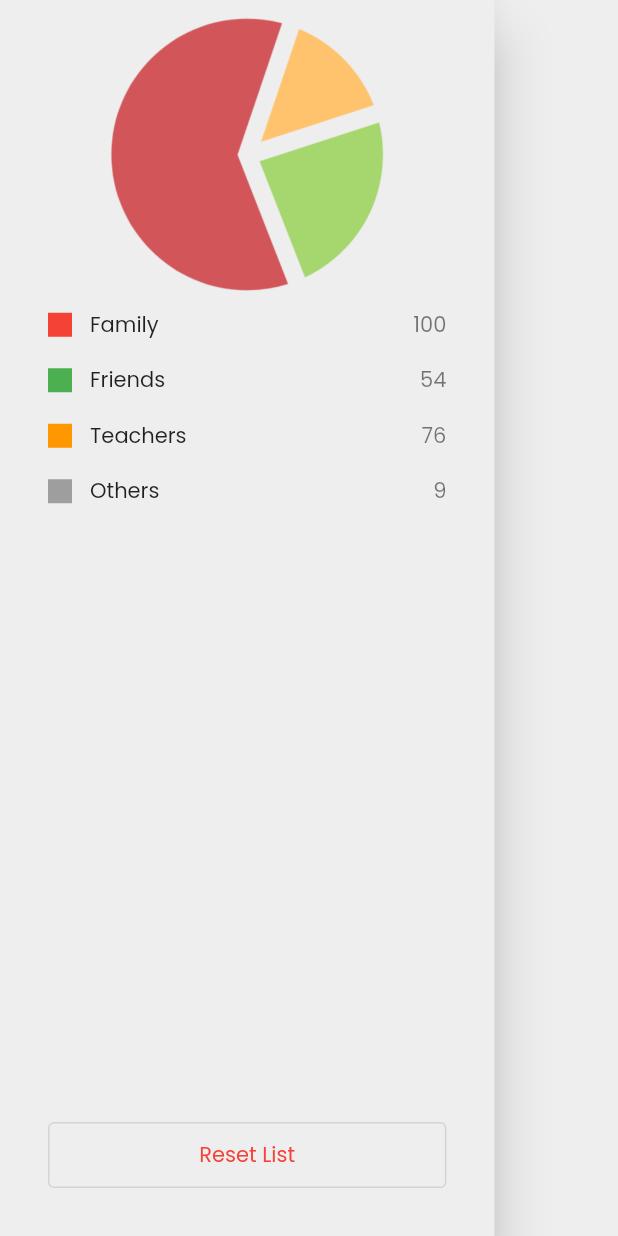
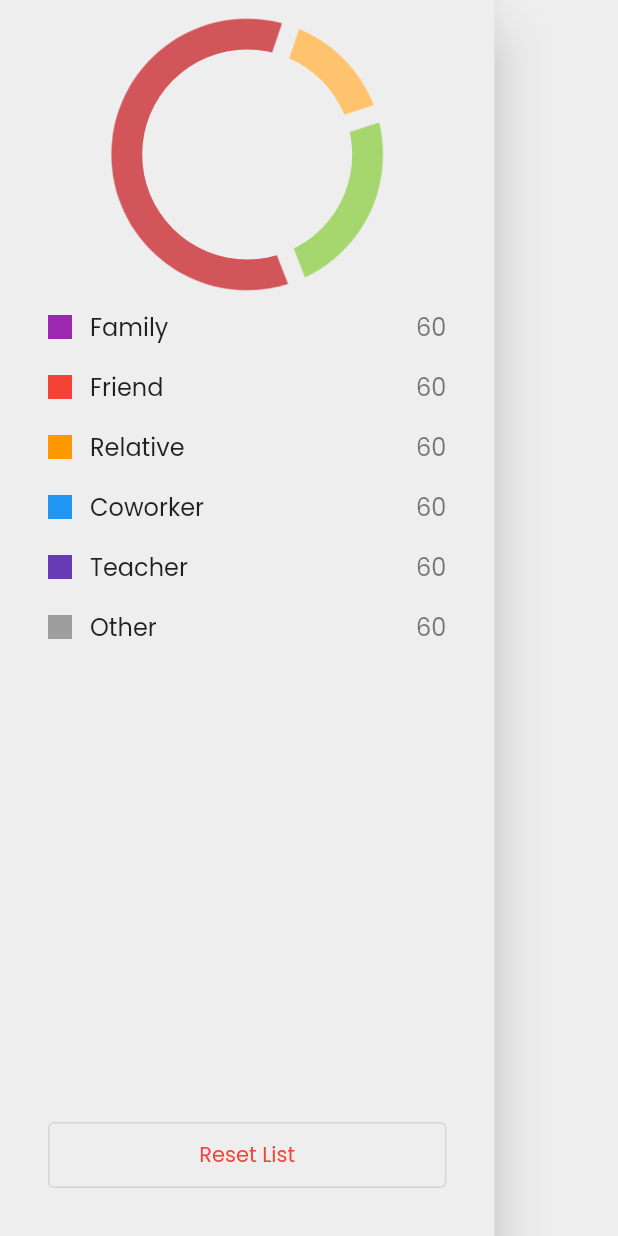
Before and after one commit to BishalTamangDev/linklocker_flutter, a Flutter app: the CustomDrawerWidget widget shown alone on an empty page, opened directly, on a phone screen of 412 x 824 dp. Run offline on Flutter 3.47's test engine with Material 3 defaults, Android fonts, the phone set to English and light mode, and no system bars; our stand-ins replace go_router, qr_flutter, sqflite; accounts and stored records are empty.

Commit message:
drawer contact category initiatedm, link edit initated

```diff
--- a/lib/config/routes/routes.dart
+++ b/lib/config/routes/routes.dart
@@ -63,7 +63,8 @@
           GoRoute(
             path: '/view',
             pageBuilder: (context, state) {
-              final Map<String, dynamic> link = state.extra as Map<String, dynamic>;
+              final Map<String, dynamic> link =
+                  state.extra as Map<String, dynamic>;
               return CustomTransitionPage(
                 child: ViewLinkPage(
                   link: link,
@@ -80,11 +81,11 @@
             ),
           ),
           GoRoute(
-            path: '/edit/:id',
+            path: '/edit',
             pageBuilder: (context, state) {
-              final int id = int.parse(state.pathParameters['id']!);
+              var linkData = state.extra as Map<String, dynamic>;
               return CustomTransitionPage(
-                child: AddLinkPage(task: "edit", id: id),
+                child: AddLinkPage(task: "edit", data: linkData),
                 transitionsBuilder: immediateTransitionBuilder,
               );
             },
--- a/lib/core/constants/app_constants.dart
+++ b/lib/core/constants/app_constants.dart
@@ -20,4 +20,13 @@
     'teacher',
     'other',
   ];
+
+  static List<Map<String, Color>> categoryColor = [
+    {'family': Colors.purple},
+    {'friend': Colors.red},
+    {'relative': Colors.orange},
+    {'coworker': Colors.blue},
+    {'teacher': Colors.deepPurple},
+    {'other': Colors.grey},
+  ];
 }
--- a/lib/core/constants/app_functions.dart
+++ b/lib/core/constants/app_functions.dart
@@ -1,4 +1,6 @@
+import 'package:flutter/material.dart';
 import 'package:intl/intl.dart';
+import 'package:linklocker/core/constants/app_constants.dart';
 
 class AppFunctions {
   static String getFormattedDate(DateTime dateTime) =>
@@ -42,4 +44,12 @@
 
     return finalString;
   }
+
+//   category color
+  static Color getCategoryColor(String title) {
+    Map<String, dynamic> categoryMap = AppConstants.categoryColor.firstWhere(
+        (map) => map.containsKey(title),
+        orElse: () => {title: Colors.grey});
+    return categoryMap[title];
+  }
 }
--- a/lib/features/data/source/local/local_data_source.dart
+++ b/lib/features/data/source/local/local_data_source.dart
@@ -275,8 +275,6 @@
     List<Map<String, dynamic>> mutableData =
         data.map((datum) => {...datum}).toList();
 
-    developer.log("Final data :: $mutableData");
-
     for (var datum in mutableData) {
       // fetch contacts
       datum['contacts'] = await getContacts(datum['link_id']);
--- a/lib/features/presentation/home/home_page.dart
+++ b/lib/features/presentation/home/home_page.dart
@@ -26,8 +26,8 @@
   var localDataSource = LocalDataSource.getInstance();
 
   // future data
-  late Future<List<Map<dynamic, dynamic>>> _linkList;
-  late Future<List<Map<dynamic, dynamic>>> _contactLists;
+  late Future<List<Map<String, dynamic>>> _linkList;
+  late Future<List<Map<String, dynamic>>> _contactLists;
 
   @override
   void initState() {
--- a/lib/features/presentation/home/widgets/custom_drawer_widget.dart
+++ b/lib/features/presentation/home/widgets/custom_drawer_widget.dart
@@ -1,9 +1,27 @@
+import 'dart:math';
+
 import 'package:flutter/material.dart';
+import 'package:linklocker/core/constants/app_constants.dart';
+import 'package:linklocker/features/data/source/local/local_data_source.dart';
+import 'package:linklocker/features/presentation/home/widgets/drawer_category_widget.dart';
 
 import '../../../../config/themes/theme_constants.dart';
 
-class CustomDrawerWidget extends StatelessWidget {
+class CustomDrawerWidget extends StatefulWidget {
   const CustomDrawerWidget({super.key});
+
+  @override
+  State<CustomDrawerWidget> createState() => _CustomDrawerWidgetState();
+}
+
+class _CustomDrawerWidgetState extends State<CustomDrawerWidget> {
+  late Future<List<Map<String, dynamic>>> _chartData;
+
+  @override
+  void initState() {
+    super.initState();
+    _chartData = LocalDataSource.getInstance().getLinks();
+  }
 
   @override
   Widget build(BuildContext context) {
@@ -24,9 +42,18 @@
                     SizedBox(height: mediaQuery.padding.top * 2),
                     SizedBox(
                       width: mediaQuery.size.width / 2,
-                      child: Image.asset('assets/images/pie_chart.png'),
+                      child: Stack(
+                        alignment: Alignment.center,
+                        children: [
+                          Image.asset('assets/images/pie_chart.png'),
+                          CircleAvatar(
+                            radius: 70.0,
+                            backgroundColor: Theme.of(context).canvasColor,
+                          ),
+                        ],
+                      ),
                     ),
-                    SizedBox(height: mediaQuery.padding.top),
+                    SizedBox(height: mediaQuery.padding.top * 1.5),
                   ],
                 ),
               ),
@@ -38,108 +65,11 @@
                   spacing: 16.0,
                   crossAxisAlignment: CrossAxisAlignment.start,
                   children: [
-                    // family
-                    Row(
-                      spacing: 12.0,
-                      mainAxisAlignment: MainAxisAlignment.spaceBetween,
-                      children: [
-                        Container(
-                          height: 16.0,
-                          width: 16.0,
-                          color: Colors.red,
-                        ),
-                        Expanded(
-                          child: Text(
-                            "Family",
-                            style: textTheme.titleLarge,
-                          ),
-                        ),
-                        Opacity(
-                          opacity: 0.6,
-                          child: Text(
-                            "100",
-                            style: textTheme.titleLarge,
-                          ),
-                        ),
-                      ],
-                    ),
-
-                    //   friend
-                    Row(
-                      spacing: 12.0,
-                      mainAxisAlignment: MainAxisAlignment.spaceBetween,
-                      children: [
-                        Container(
-                          height: 16.0,
-                          width: 16.0,
-                          color: Colors.green,
-                        ),
-                        Expanded(
-                          child: Text(
-                            "Friends",
-                            style: textTheme.titleLarge,
-                          ),
-                        ),
-                        Opacity(
-                          opacity: 0.6,
-                          child: Text(
-                            "54",
-                            style: textTheme.titleLarge,
-                          ),
-                        ),
-                      ],
-                    ),
-
-                    // teachers
-                    Row(
-                      spacing: 12.0,
-                      mainAxisAlignment: MainAxisAlignment.spaceBetween,
-                      children: [
-                        Container(
-                          height: 16.0,
-                          width: 16.0,
-                          color: Colors.orange,
-                        ),
-                        Expanded(
-                          child: Text(
-                            "Teachers",
-                            style: textTheme.titleLarge,
-                          ),
-                        ),
-                        Opacity(
-                          opacity: 0.6,
-                          child: Text(
-                            "76",
-                            style: textTheme.titleLarge,
-                          ),
-                        ),
-                      ],
-                    ),
-
-                    //   others
-                    Row(
-                      spacing: 12.0,
-                      mainAxisAlignment: MainAxisAlignment.spaceBetween,
-                      children: [
-                        Container(
-                          height: 16.0,
-                          width: 16.0,
-                          color: Colors.grey,
-                        ),
-                        Expanded(
-                          child: Text(
-                            "Others",
-                            style: textTheme.titleLarge,
-                          ),
-                        ),
-                        Opacity(
-                          opacity: 0.6,
-                          child: Text(
-                            "9",
-                            style: textTheme.titleLarge,
-                          ),
-                        ),
-                      ],
+                    ...AppConstants.categoryList.map(
+                      (category) => DrawerCategoryWidget(categoryData: {
+                        'title': category,
+                        'count': Random().nextInt(80),
+                      }),
                     ),
                   ],
                 ),
--- /dev/null
+++ b/lib/features/presentation/home/widgets/drawer_category_widget.dart
@@ -0,0 +1,41 @@
+import 'package:flutter/material.dart';
+import 'package:linklocker/core/constants/app_functions.dart';
+
+class DrawerCategoryWidget extends StatelessWidget {
+  const DrawerCategoryWidget({super.key, required this.categoryData});
+
+  final Map<String, dynamic> categoryData;
+
+  @override
+  Widget build(BuildContext context) {
+    return Row(
+      spacing: 12.0,
+      mainAxisAlignment: MainAxisAlignment.spaceBetween,
+      children: [
+        Container(
+          height: 16.0,
+          width: 16.0,
+          color: AppFunctions.getCategoryColor(categoryData['title']),
+        ),
+        Expanded(
+          child: Text(
+            AppFunctions.getCapitalizedWord(categoryData['title']),
+            style: Theme.of(context).textTheme.titleMedium,
+          ),
+        ),
+        Opacity(
+          opacity: 0.6,
+          child: Text(
+            categoryData['count'].toString(),
+            style: Theme.of(context).textTheme.titleMedium,
+          ),
+        ),
+      ],
+    );
+  }
+
+//   get colors
+  Color getCategoryColor() {
+    return Colors.red;
+  }
+}
--- a/lib/features/presentation/link/add/add_link_page.dart
+++ b/lib/features/presentation/link/add/add_link_page.dart
@@ -12,11 +12,16 @@
   const AddLinkPage({
     super.key,
     this.task = "add",
-    this.id = 0,
-  });
+    Map<String, dynamic>? data,
+  }) : linkData = data ??
+            const {
+              'id': 0,
+            };
 
   final String task;
-  final int id;
+
+  // final int id;
+  final Map<String, dynamic> linkData;
 
   @override
   State<AddLinkPage> createState() => _AddLinkPageState();
@@ -38,6 +43,19 @@
   @override
   void initState() {
     super.initState();
+
+    if (widget.task == "edit") {
+      nameController.text = widget.linkData['name'];
+      emailController.text = widget.linkData['email'];
+      noteController.text = widget.linkData['note'];
+      category = widget.linkData['category'];
+      birthday = widget.linkData['date_of_birth'] != null
+          ? DateTime.parse(widget.linkData['date_of_birth'])
+          : null;
+
+      //   contacts
+      phoneController.text = widget.linkData['contacts'][0]['contact'];
+    }
   }
 
   @override
@@ -365,8 +383,9 @@
                           }
                         }
                       } else {
-                        response = await localDataStorage.updateContact(
-                            widget.id, linkData);
+                        developer.log("Update link");
+                        // response = await localDataStorage.updateContact(linkData);
+                        return;
                       }
 
                       if (context.mounted) {
--- a/lib/features/presentation/link/view/view_link_page.dart
+++ b/lib/features/presentation/link/view/view_link_page.dart
@@ -369,7 +369,7 @@
 
               //   edit
               InkWell(
-                onTap: () => context.push('/link/edit', extra: data),
+                onTap: () => context.push('/link/edit', extra: widget.link),
                 splashColor: colorScheme.surface,
                 highlightColor: colorScheme.surface,
                 child: Column(
--- a/lib/features/presentation/search/search_page.dart
+++ b/lib/features/presentation/search/search_page.dart
@@ -1,4 +1,3 @@
-import 'dart:developer' as developer;
 import 'dart:math';
 
 import 'package:flutter/material.dart';
@@ -34,10 +33,10 @@
   }
 
   // search link
-  _searchLink(String title) {
+  _searchLink(String title) async {
     setState(() {
+      searched = title.isEmpty ? false : true;
       _links = localDataSource.searchLink(title: title);
-      searched = title.isEmpty ? false : true;
     });
   }
 
@@ -59,7 +58,7 @@
         title: TextField(
           autofocus: true,
           controller: searchController,
-          onChanged: (newValue) {
+          onChanged: (newValue) async {
             newValue = newValue.trim();
             setState(() {
               searchByString = true;
@@ -71,14 +70,12 @@
 
             try {
               int.parse(newValue);
-              developer.log("Search by number");
               _searchContact(newValue);
               setState(() {
                 searchByString = false;
               });
             } catch (error) {
               _searchLink(newValue);
-              developer.log("Search by name or email.");
             }
           },
           decoration: InputDecoration(
@@ -176,9 +173,9 @@
                                                 ? _searchLink(searchController
                                                     .text
                                                     .toString())
-                                                : _searchContact(searchController
-                                                    .text
-                                                    .toString())),
+                                                : _searchContact(
+                                                    searchController.text
+                                                        .toString())),
                                         callCallBack: () {},
                                       ),
                                     ),
--- a/pubspec.yaml
+++ b/pubspec.yaml
@@ -20,6 +20,7 @@
   path_provider: ^2.1.5
   intl: ^0.20.1
   qr_flutter: ^4.1.0
+  fl_chart: ^0.70.1
 
 # launcher icon
 flutter_launcher_icons:
```
Also changed, not shown: pubspec.lock.
